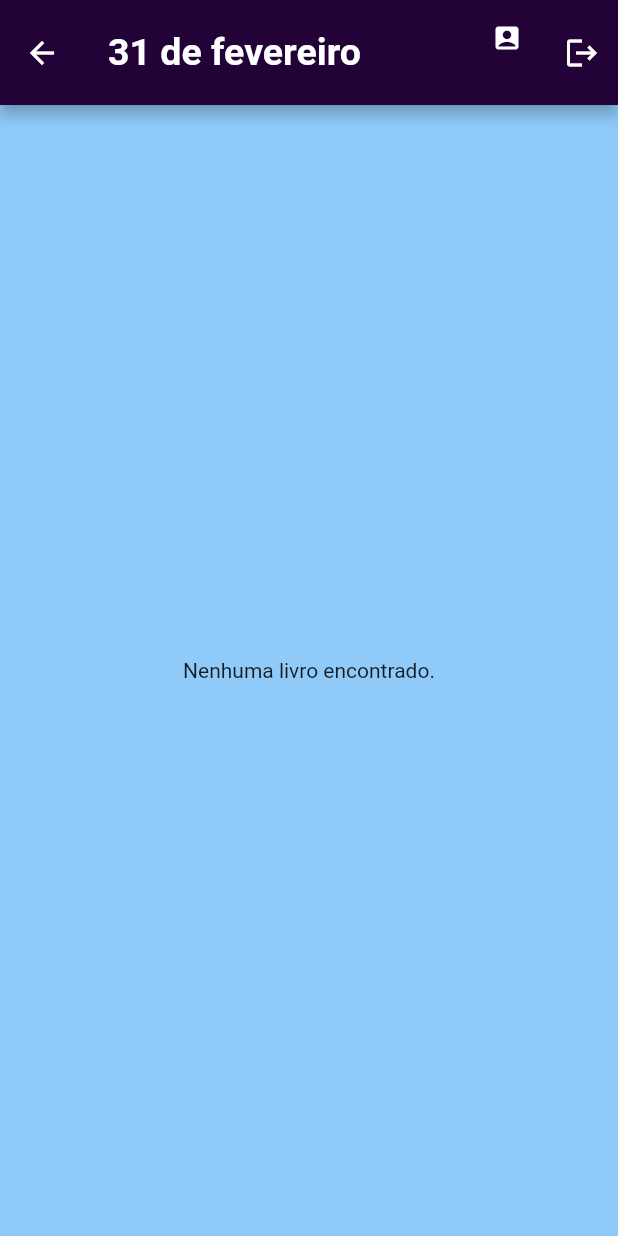
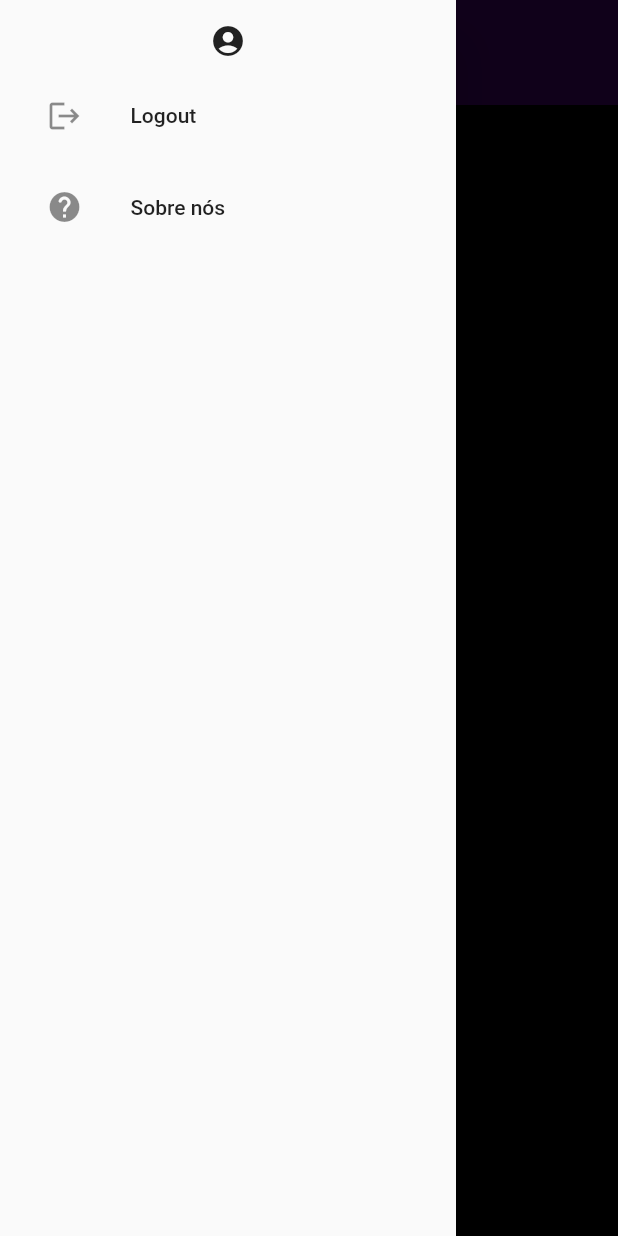
Before and after one commit to DevHSTerra/BibliotecaPessoal, a Flutter app: the MainPage screen opened by its route, with the side drawer open (before the commit the screen has no drawer), on a phone screen of 412 x 824 dp. Run offline on Flutter 3.47's test engine with Material 2 defaults, Android fonts, the phone set to English and light mode, and no system bars; our stand-ins replace cloud_firestore, firebase_auth, firebase_core, google_fonts; missing offline and left inert: flutter_downloader; accounts and stored records are empty; Roboto replaces fonts that are missing (Kanit).

Commit message:
Adicionando 'sobre nós'

```diff
--- a/flutter_application_app/lib/pages/list_books.dart
+++ b/flutter_application_app/lib/pages/list_books.dart
@@ -16,6 +16,7 @@ class ListBooks extends StatefulWidget {
 
 class _ListBooksState extends State<ListBooks> {
   var livros;
+  var corPrincial = Color.fromARGB(255, 227, 206, 240);
 
   @override
   void initState() {
@@ -25,17 +26,14 @@ class _ListBooksState extends State<ListBooks> {
 
   @override
   Widget build(BuildContext context) {
-    return Container(
-      color: Colors.blueGrey.shade50,
-      child: Column(
+    return Column(
       children: [
         BookShowWidget(
           livros,
-            Colors.yellowAccent.shade100,
+          corPrincial,
           Icons.download_sharp,
         ),
       ],
-      ),
     );
   }
 }
--- a/flutter_application_app/lib/pages/main_page.dart
+++ b/flutter_application_app/lib/pages/main_page.dart
@@ -4,6 +4,7 @@ import 'package:flutter/material.dart';
 import 'package:google_fonts/google_fonts.dart';
 
 import '../controller/controller_Login.dart';
+import 'about_us.dart';
 import 'list_books.dart';
 
 class MainPage extends StatefulWidget {
@@ -20,9 +21,9 @@ class _MainPageState extends State<MainPage> {
   Widget build(BuildContext context) {
     return Scaffold(
       appBar: AppBar(
+          backgroundColor: corPrincial,
           toolbarHeight: 70,
-        title: Row(
-          children: [
+          title: Row(children: [
             Expanded(
               child: Text(
                 '31 de fevereiro',
@@ -32,13 +33,15 @@ class _MainPageState extends State<MainPage> {
                 ),
               ),
             ),
-            Column(
-              crossAxisAlignment: CrossAxisAlignment.start,
+          ])),
+      drawer: Drawer(
+        child: ListView(
+          padding: EdgeInsets.fromLTRB(15, 15, 15, 60),
+          children: <Widget>[
+            Row(
+              mainAxisAlignment: MainAxisAlignment.center,
               children: [
-                Icon(
-                  Icons.account_box,
-                  size: 20,
-                ),
+                Icon(Icons.account_circle),
                 FutureBuilder<String>(
                   future: LoginController().retornarUsuarioLogado(),
                   builder: (context, snapshot) {
@@ -66,13 +69,12 @@ class _MainPageState extends State<MainPage> {
                 ),
               ],
             ),
-          ],
-        ),
-        backgroundColor: corPrincial,
-        actions: [
-          IconButton(
-            tooltip: 'Sair',
-            onPressed: () {
+            Padding(
+              padding: const EdgeInsets.only(top: 10),
+              child: ListTile(
+                leading: Icon(Icons.logout),
+                title: Text("Logout"),
+                onTap: () {
                   LoginController().logout();
                   Navigator.pushNamedAndRemoveUntil(
                     context,
@@ -80,9 +82,20 @@ class _MainPageState extends State<MainPage> {
                     (Route<dynamic> route) => false,
                   );
                 },
-            icon: Icon(Icons.logout),
+              ),
+            ),
+            Padding(
+              padding: const EdgeInsets.only(top: 5),
+              child: ListTile(
+                leading: Icon(Icons.help_rounded),
+                title: Text("Sobre nós"),
+                onTap: () {
+                  AboutUs();
+                },
+              ),
             ),
           ],
+        ),
       ),
       body: ListBooks(),
     );
```
Also changed, not shown: flutter_application_app/lib/pages/about_us.dart (added, +60 -0 lines), flutter_application_app/lib/pages/book_show_widget.dart (+12 -8 lines). Lines whose indentation alone changed are shown as unchanged.
